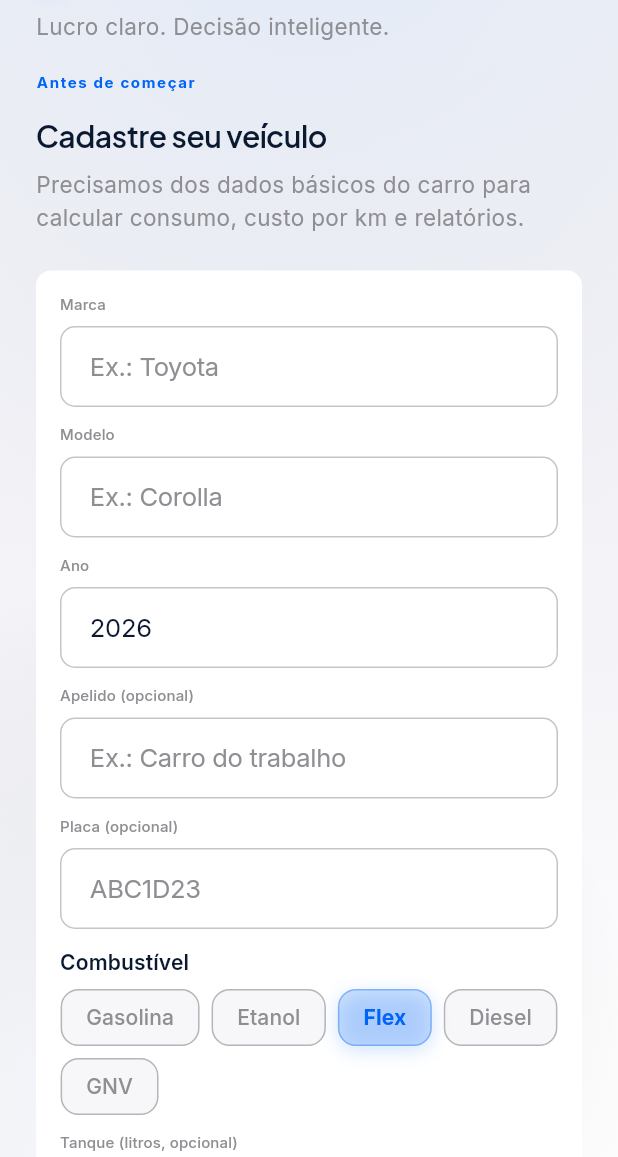
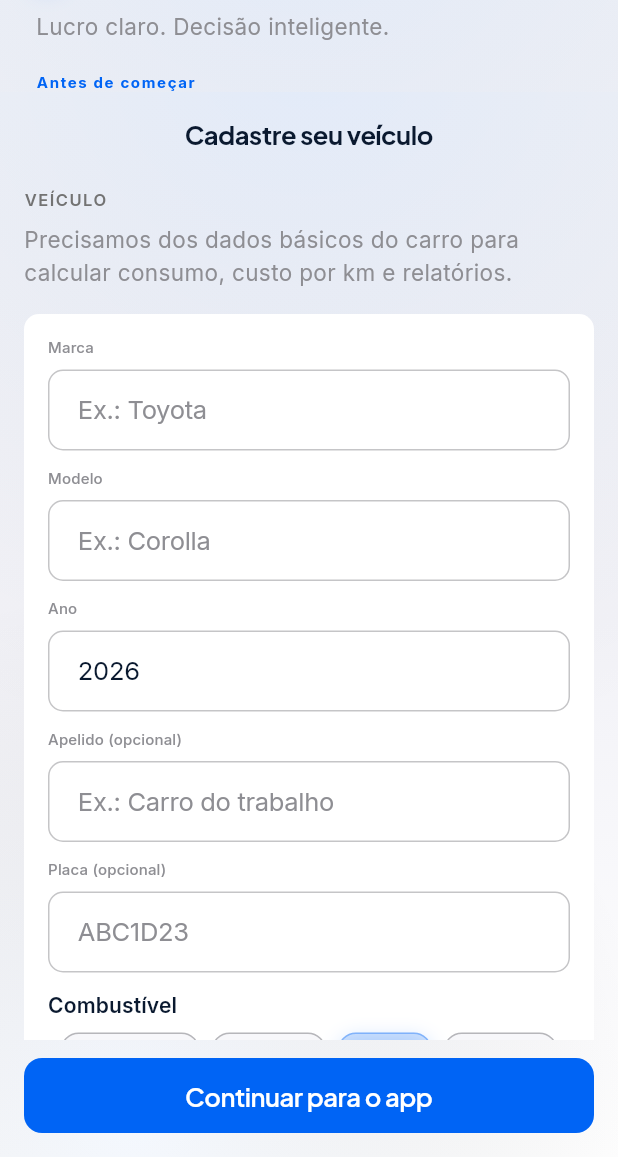
Before and after one commit to solerpedroo/driveflow, a Flutter app: the screen it shows once a user with an empty profile is signed in, on a phone screen of 412 x 824 dp, the part 79-1236 px from its top. Run offline on Flutter 3.47's test engine with Material 3 defaults, Android fonts, the phone set to English and light mode, and no system bars; our stand-ins replace cached_network_image, connectivity_plus, dio, file_picker, fl_chart, flutter_hooks and 14 more; missing offline and left inert: google_mlkit_text_recognition; accounts and stored records are empty; network calls fail; statements that could not run were skipped.

Commit message:
refactor(vehicle): migrate vehicle form to DfFormScaffold with embedded mode
Co-authored-by: Pedro Henrique Contardi Soler <pedrocsoler@hotmail.com>

```diff
--- a/lib/features/vehicle/presentation/screens/vehicle_form_screen.dart
+++ b/lib/features/vehicle/presentation/screens/vehicle_form_screen.dart
@@ -4,13 +4,15 @@ import 'package:hooks_riverpod/hooks_riverpod.dart';
 
 import '../../../../core/constants/app_constants.dart';
 import '../../../../core/theme/app_colors.dart';
+import '../../../../core/theme/app_typography.dart';
 import '../../../../core/utils/validators.dart';
-import '../../../../shared/widgets/design_system/df_filter_pill.dart';
-import '../../../../shared/widgets/design_system/df_card.dart';
 import '../../../authentication/presentation/widgets/auth_primary_button.dart';
 import '../../../authentication/presentation/widgets/auth_text_field.dart';
 import '../../domain/entities/vehicle_entity.dart';
 import '../providers/vehicle_providers.dart';
+import '../../../../shared/widgets/design_system/df_card.dart';
+import '../../../../shared/widgets/design_system/df_filter_pill.dart';
+import '../../../../shared/widgets/design_system/df_form_scaffold.dart';
 
 /// Formulário reutilizável de veículo (onboarding + edição).
 class VehicleFormScreen extends HookConsumerWidget {
@@ -22,6 +24,7 @@ class VehicleFormScreen extends HookConsumerWidget {
     this.submitLabel = 'Salvar veículo',
     this.markAsDefault = false,
     this.onSaved,
+    this.embedded = false,
     super.key,
   });
 
@@ -31,6 +34,9 @@ class VehicleFormScreen extends HookConsumerWidget {
   final String submitLabel;
   final bool markAsDefault;
   final VoidCallback? onSaved;
+
+  /// Quando `true`, renderiza só o corpo do formulário (ex.: onboarding).
+  final bool embedded;
 
   @override
   Widget build(BuildContext context, WidgetRef ref) {
@@ -86,15 +92,21 @@ class VehicleFormScreen extends HookConsumerWidget {
       }
     }
 
-    return SingleChildScrollView(
-      padding: const EdgeInsets.fromLTRB(24, 16, 24, 32),
-      child: Form(
+    final formBody = Form(
       key: formKey,
       child: Column(
         crossAxisAlignment: CrossAxisAlignment.stretch,
         children: [
+          if (embedded) ...[
             Text(title, style: theme.textTheme.headlineSmall),
             const SizedBox(height: 8),
+          ] else ...[
+            Text(
+              'VEÍCULO',
+              style: AppTypography.labelCaps(theme.brightness),
+            ),
+            const SizedBox(height: 8),
+          ],
           Text(
             subtitle,
             style: theme.textTheme.bodyMedium?.copyWith(
@@ -102,7 +114,7 @@ class VehicleFormScreen extends HookConsumerWidget {
               height: 1.45,
             ),
           ),
-            const SizedBox(height: 24),
+          const SizedBox(height: 16),
           DfCard(
             child: Column(
               children: [
@@ -229,6 +241,7 @@ class VehicleFormScreen extends HookConsumerWidget {
               ),
             ),
           ],
+          if (embedded) ...[
             const SizedBox(height: 20),
             AuthPrimaryButton(
               label: submitLabel,
@@ -236,8 +249,23 @@ class VehicleFormScreen extends HookConsumerWidget {
               onPressed: submit,
             ),
           ],
+        ],
       ),
-      ),
+    );
+
+    if (embedded) {
+      return SingleChildScrollView(
+        padding: const EdgeInsets.fromLTRB(24, 16, 24, 32),
+        child: formBody,
+      );
+    }
+
+    return DfFormScaffold(
+      title: title,
+      submitLabel: submitLabel,
+      isLoading: mutation.isLoading,
+      onSubmit: submit,
+      child: formBody,
     );
   }
 
```
Lines whose indentation alone changed are shown as unchanged.
